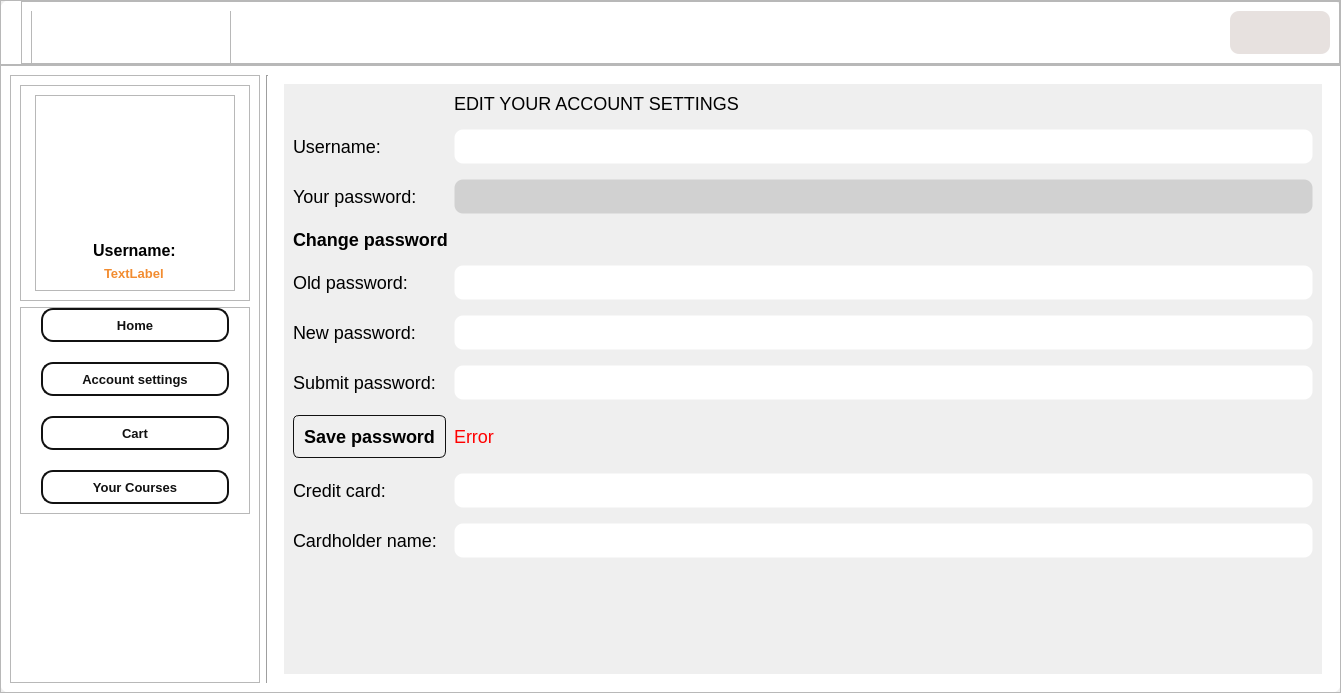
Qt form ui_files/Home_gui.ui (SharkTien/Tengee) before a commit.
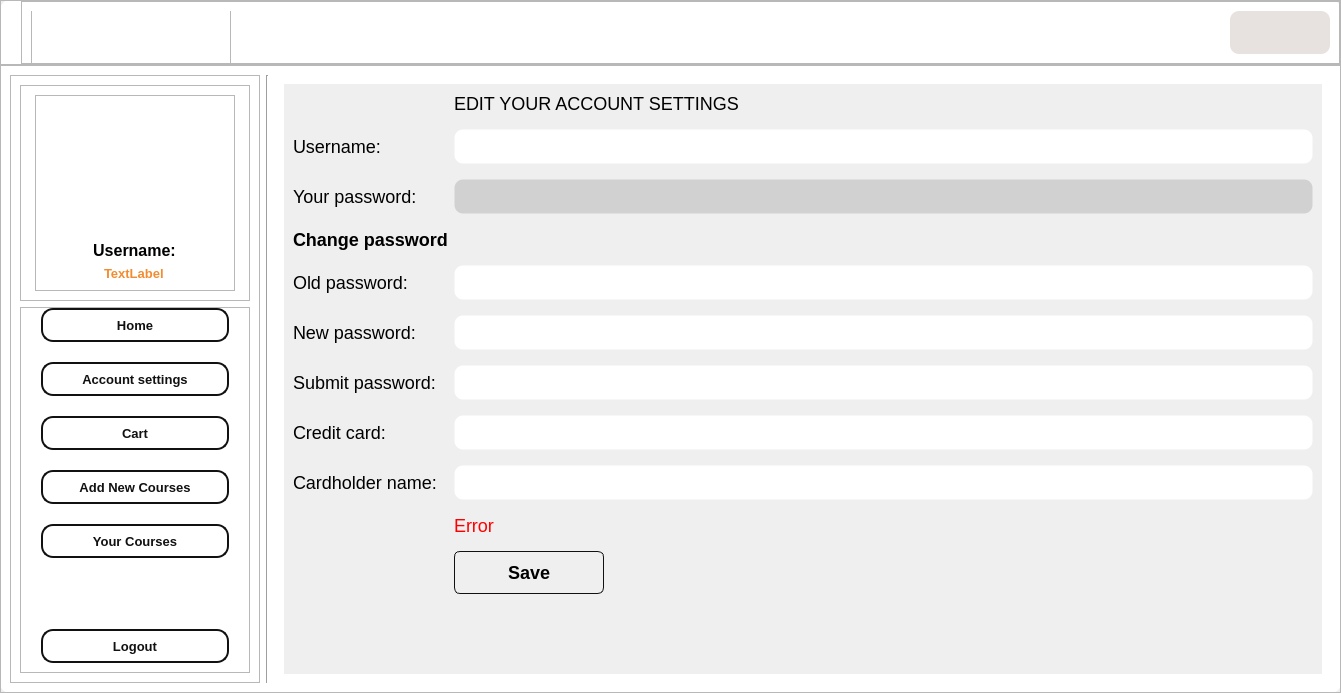
The same form after that commit. Icons and pictures are not drawn.

Commit message: update Day 2: add change username, logout, README, fix bugs

Patch:
```diff
--- a/ui_files/Home_gui.ui
+++ b/ui_files/Home_gui.ui
@@ -464,7 +464,7 @@
             <property name="frameShadow">
              <enum>QFrame::Raised</enum>
             </property>
-            <layout class="QVBoxLayout" name="verticalLayout_3" stretch="50,5,0,0">
+            <layout class="QVBoxLayout" name="verticalLayout_3" stretch="50,5,0,0,0,0,0">
              <property name="spacing">
               <number>20</number>
              </property>
@@ -498,6 +498,13 @@
                </property>
               </widget>
              </item>
+             <item>
+              <widget class="QPushButton" name="addCourses_btn">
+               <property name="text">
+                <string>Add New Courses</string>
+               </property>
+              </widget>
+             </item>
              <item>
               <widget class="QPushButton" name="ycourses_btn">
                <property name="text">
@@ -505,22 +512,46 @@
                </property>
               </widget>
              </item>
+             <item>
+              <spacer name="verticalSpacer">
+               <property name="orientation">
+                <enum>Qt::Vertical</enum>
+               </property>
+               <property name="sizeHint" stdset="0">
+                <size>
+                 <width>20</width>
+                 <height>40</height>
+                </size>
+               </property>
+              </spacer>
+             </item>
+             <item>
+              <widget class="QPushButton" name="logout_btn">
+               <property name="styleSheet">
+                <string notr="true">QPushButton {
+height: 30px;
+border: 2px solid #111;
+border-radius: 12px;
+color: #111;
+font: bold;
+font-size: 13px;
+}
+
+QPushButton:hover {
+	background: #c09054;
+	color: #fff;
+	border: transparent;
+}
+</string>
+               </property>
+               <property name="text">
+                <string>Logout</string>
+               </property>
+              </widget>
+             </item>
             </layout>
            </widget>
           </item>
-          <item>
-           <spacer name="verticalSpacer">
-            <property name="orientation">
-             <enum>Qt::Vertical</enum>
-            </property>
-            <property name="sizeHint" stdset="0">
-             <size>
-              <width>20</width>
-              <height>40</height>
-             </size>
-            </property>
-           </spacer>
-          </item>
          </layout>
         </widget>
        </item>
@@ -709,43 +740,27 @@
                  </property>
                 </widget>
                </item>
-               <item row="8" column="0">
-                <widget class="QPushButton" name="SavePassword">
-                 <property name="enabled">
-                  <bool>true</bool>
-                 </property>
-                 <property name="layoutDirection">
-                  <enum>Qt::LeftToRight</enum>
-                 </property>
-                 <property name="styleSheet">
-                  <string notr="true"/>
-                 </property>
-                 <property name="text">
-                  <string>Save password</string>
-                 </property>
-                </widget>
-               </item>
-               <item row="10" column="0">
+               <item row="9" column="0">
                 <widget class="QLabel" name="creditCardLabel">
                  <property name="text">
                   <string>Credit card: </string>
                  </property>
                 </widget>
                </item>
-               <item row="10" column="1">
+               <item row="9" column="1">
                 <widget class="QLineEdit" name="creditCardLineEdit"/>
                </item>
-               <item row="11" column="0">
+               <item row="10" column="0">
                 <widget class="QLabel" name="cardholderNameLabel">
                  <property name="text">
                   <string>Cardholder name:</string>
                  </property>
                 </widget>
                </item>
-               <item row="11" column="1">
+               <item row="10" column="1">
                 <widget class="QLineEdit" name="cardholderNameLineEdit"/>
                </item>
-               <item row="8" column="1">
+               <item row="11" column="1">
                 <widget class="QLabel" name="err">
                  <property name="styleSheet">
                   <string notr="true">color: red;</string>
@@ -755,6 +770,34 @@
                  </property>
                 </widget>
                </item>
+               <item row="12" column="1">
+                <widget class="QPushButton" name="Save">
+                 <property name="enabled">
+                  <bool>true</bool>
+                 </property>
+                 <property name="minimumSize">
+                  <size>
+                   <width>150</width>
+                   <height>0</height>
+                  </size>
+                 </property>
+                 <property name="maximumSize">
+                  <size>
+                   <width>150</width>
+                   <height>16777215</height>
+                  </size>
+                 </property>
+                 <property name="layoutDirection">
+                  <enum>Qt::LeftToRight</enum>
+                 </property>
+                 <property name="styleSheet">
+                  <string notr="true"/>
+                 </property>
+                 <property name="text">
+                  <string>Save</string>
+                 </property>
+                </widget>
+               </item>
               </layout>
              </widget>
             </widget>
```
Left out of the diff: 20 changed lines with no effect on the pictures. The commit also changes 9 other files.
